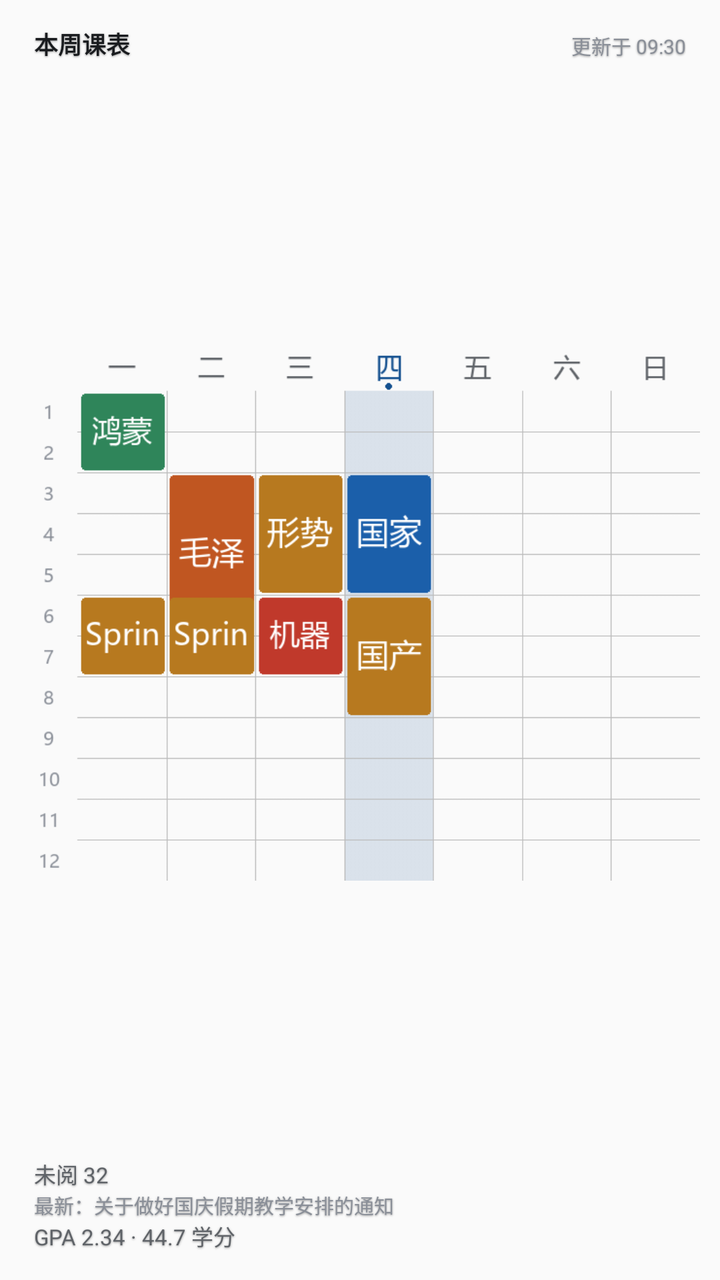
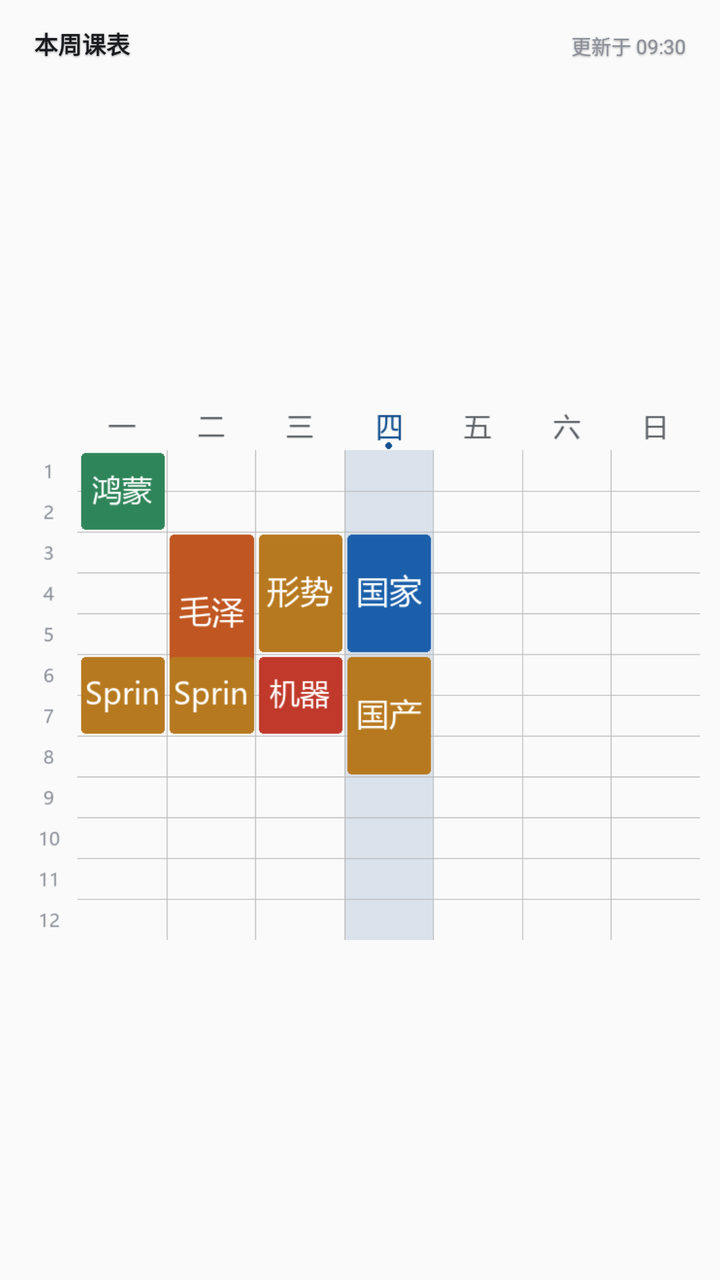

Two renders of the same Android screen: before a commit and after it. Below are the layout's source before the change and the commit's diff.
<!-- AndroidManifest.xml: application theme AppTheme -->
<!-- res/layout/widget_week_preview.xml -->
<?xml version="1.0" encoding="utf-8"?>
<LinearLayout xmlns:android="http://schemas.android.com/apk/res/android"
    android:layout_width="match_parent"
    android:layout_height="match_parent"
    android:orientation="vertical"
    android:padding="10dp">

    <LinearLayout
        android:layout_width="match_parent"
        android:layout_height="wrap_content"
        android:orientation="horizontal"
        android:paddingStart="7dp"
        android:paddingTop="3dp"
        android:paddingEnd="7dp"
        android:paddingBottom="3dp">

        <TextView
            android:shadowColor="#66000000"
            android:shadowDx="0"
            android:shadowDy="1"
            android:shadowRadius="2"
            android:layout_width="0dp"
            android:layout_height="wrap_content"
            android:layout_weight="1"
            android:maxLines="1"
            android:text="本周课表"
            android:textColor="#1A1C1F"
            android:textSize="12sp"
            android:textStyle="bold" />

        <TextView
            android:shadowColor="#66000000"
            android:shadowDx="0"
            android:shadowDy="1"
            android:shadowRadius="2"
            android:layout_width="wrap_content"
            android:layout_height="wrap_content"
            android:maxLines="1"
            android:text="更新于 09:30"
            android:textColor="#8A8F98"
            android:textSize="10sp" />
    </LinearLayout>

    <ImageView
        android:layout_width="match_parent"
        android:layout_height="0dp"
        android:layout_marginTop="4dp"
        android:layout_weight="1"
        android:contentDescription="@string/widget_title_week"
        android:scaleType="fitCenter"
        android:src="@drawable/widget_week_preview" />

    <LinearLayout
        android:layout_width="match_parent"
        android:layout_height="wrap_content"
        android:layout_marginTop="4dp"
        android:orientation="vertical"
        android:paddingStart="7dp"
        android:paddingTop="4dp"
        android:paddingEnd="7dp"
        android:paddingBottom="4dp">

        <TextView
            android:shadowColor="#66000000"
            android:shadowDx="0"
            android:shadowDy="1"
            android:shadowRadius="2"
            android:layout_width="match_parent"
            android:layout_height="wrap_content"
            android:maxLines="1"
            android:text="未阅 32"
            android:textColor="#5F6368"
            android:textSize="11sp" />

        <TextView
            android:shadowColor="#66000000"
            android:shadowDx="0"
            android:shadowDy="1"
            android:shadowRadius="2"
            android:layout_width="match_parent"
            android:layout_height="wrap_content"
            android:ellipsize="end"
            android:maxLines="1"
            android:text="最新：关于做好国庆假期教学安排的通知"
            android:textColor="#8A8F98"
            android:textSize="10sp" />

        <TextView
            android:shadowColor="#66000000"
            android:shadowDx="0"
            android:shadowDy="1"
            android:shadowRadius="2"
            android:layout_width="match_parent"
            android:layout_height="wrap_content"
            android:maxLines="1"
            android:text="GPA 2.34 · 44.7 学分"
            android:textColor="#5F6368"
            android:textSize="11sp" />
    </LinearLayout>
</LinearLayout>
<!-- resources referenced by this layout -->
<resources>
  <!-- drawable widget_week_preview: png bitmap (drawable-nodpi, 22568 bytes) -->
  <string name="widget_title_week">本周课表</string>
  <style name="AppTheme" parent="Theme.AppCompat.Light.DarkActionBar">
          
          <item name="colorPrimary">@color/colorPrimary</item>
          <item name="colorPrimaryDark">@color/colorPrimaryDark</item>
          <item name="colorAccent">@color/colorAccent</item>
      </style>
</resources>

<!-- the commit's change to res/layout/widget_week_preview.xml (unified diff, before → after) -->
@@ -49,52 +49,4 @@
         android:contentDescription="@string/widget_title_week"
         android:scaleType="fitCenter"
         android:src="@drawable/widget_week_preview" />
-
-    <LinearLayout
-        android:layout_width="match_parent"
-        android:layout_height="wrap_content"
-        android:layout_marginTop="4dp"
-        android:orientation="vertical"
-        android:paddingStart="7dp"
-        android:paddingTop="4dp"
-        android:paddingEnd="7dp"
-        android:paddingBottom="4dp">
-
-        <TextView
-            android:shadowColor="#66000000"
-            android:shadowDx="0"
-            android:shadowDy="1"
-            android:shadowRadius="2"
-            android:layout_width="match_parent"
-            android:layout_height="wrap_content"
-            android:maxLines="1"
-            android:text="未阅 32"
-            android:textColor="#5F6368"
-            android:textSize="11sp" />
-
-        <TextView
-            android:shadowColor="#66000000"
-            android:shadowDx="0"
-            android:shadowDy="1"
-            android:shadowRadius="2"
-            android:layout_width="match_parent"
-            android:layout_height="wrap_content"
-            android:ellipsize="end"
-            android:maxLines="1"
-            android:text="最新：关于做好国庆假期教学安排的通知"
-            android:textColor="#8A8F98"
-            android:textSize="10sp" />
-
-        <TextView
-            android:shadowColor="#66000000"
-            android:shadowDx="0"
-            android:shadowDy="1"
-            android:shadowRadius="2"
-            android:layout_width="match_parent"
-            android:layout_height="wrap_content"
-            android:maxLines="1"
-            android:text="GPA 2.34 · 44.7 学分"
-            android:textColor="#5F6368"
-            android:textSize="11sp" />
-    </LinearLayout>
 </LinearLayout>
